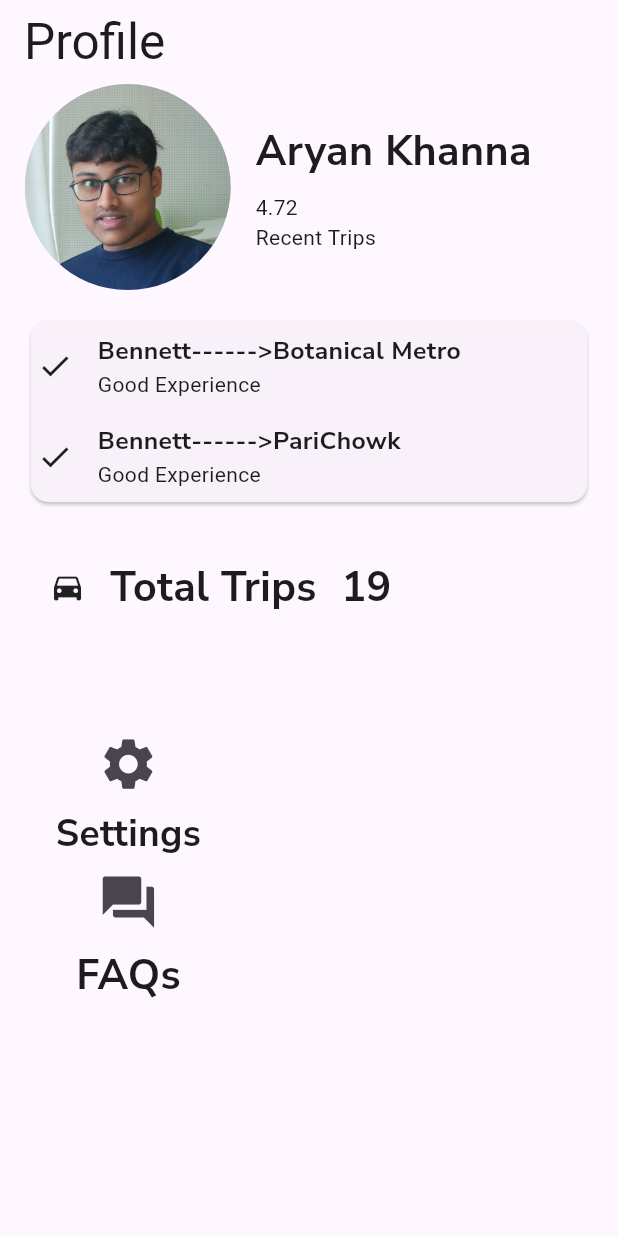
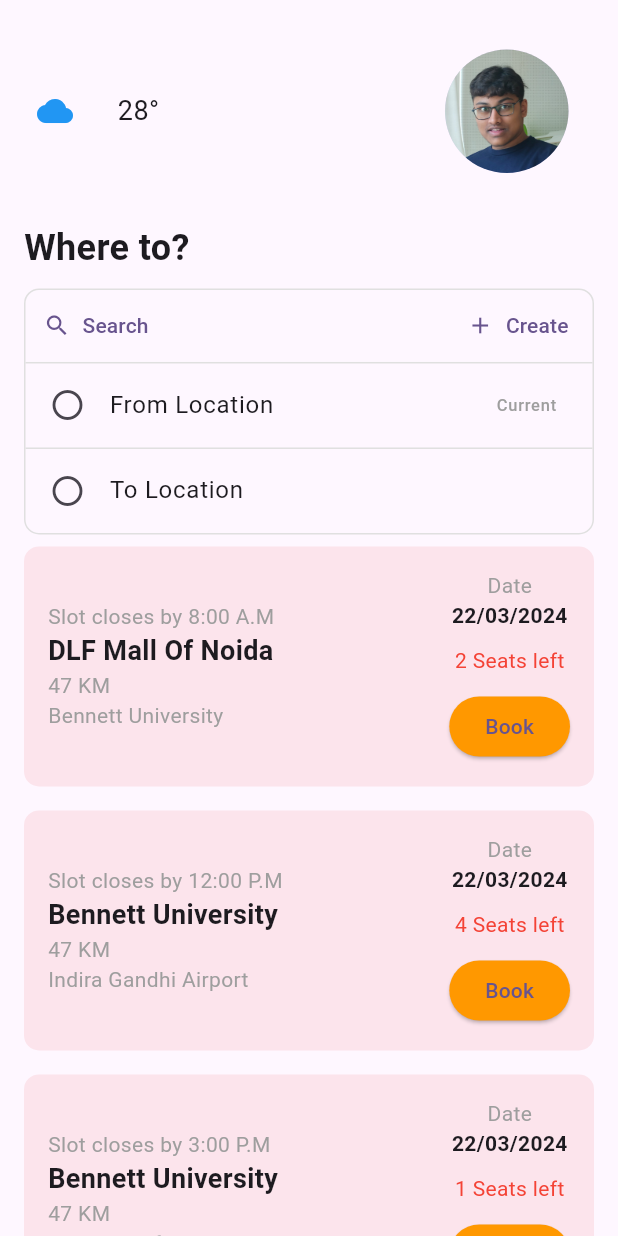
Before and after one commit to Mayank4352/uniryde, a Flutter app: the screen it shows after launch, on a phone screen of 412 x 824 dp. Run offline on Flutter 3.47's test engine with Material 3 defaults, Android fonts, the phone set to English and light mode, and no system bars; our stand-ins replace get, google_fonts, sizer.

Commit message:
feat: Added basic home page

```diff
--- /dev/null
+++ b/lib/homepage/background.dart
@@ -0,0 +1,24 @@
+import 'package:flutter/material.dart';
+import 'package:sizer/sizer.dart';
+
+class BackgroundWidget extends StatelessWidget {
+  const BackgroundWidget({super.key});
+
+  @override
+  Widget build(BuildContext context) {
+    return Container(
+      height: 30.h,
+      decoration: BoxDecoration(
+          gradient: const LinearGradient(
+              begin: Alignment.bottomCenter,
+              end: Alignment.topCenter,
+              colors: [
+                Color.fromARGB(255, 253, 14, 66),
+                Color.fromARGB(255, 195, 15, 48)
+              ]),
+          borderRadius: BorderRadius.only(
+              bottomLeft: Radius.circular(10.h),
+              bottomRight: Radius.circular(10.h))),
+    );
+  }
+}
--- /dev/null
+++ b/lib/homepage/home.dart
@@ -0,0 +1,174 @@
+import 'package:flutter/material.dart';
+import 'package:sizer/sizer.dart';
+import 'package:uniryde/homepage/background.dart';
+
+class HomePage extends StatelessWidget {
+  @override
+  Widget build(BuildContext context) {
+    return Scaffold(
+      body: LayoutBuilder(builder: (context, constraints) {
+        return Column(
+          children: [
+            Row(
+              children: [
+                Padding(
+                  padding: EdgeInsets.all(3.h),
+                  child: Icon(Icons.cloud, color: Colors.blue),
+                ),
+                SizedBox(width: 5),
+                Text('28°', style: TextStyle(fontSize: 18)),
+                Spacer(),
+                Padding(
+                  padding: EdgeInsets.all(4.h),
+                  child: CircleAvatar(
+                    backgroundImage: AssetImage('assets/hottie.jpg'),
+                    radius: 5.h,
+                  ),
+                ),
+              ],
+            ),
+            Container(
+              padding: EdgeInsets.symmetric(horizontal: 16.0),
+              child: Column(
+                crossAxisAlignment: CrossAxisAlignment.start,
+                children: [
+                  Text('Where to?',
+                      style:
+                          TextStyle(fontSize: 24, fontWeight: FontWeight.bold)),
+                  SizedBox(height: 10),
+                  Container(
+                    decoration: BoxDecoration(
+                      borderRadius: BorderRadius.circular(10),
+                      border: Border.all(color: Colors.grey[300]!),
+                    ),
+                    child: Column(
+                      children: [
+                        Row(
+                          mainAxisAlignment: MainAxisAlignment.spaceBetween,
+                          children: [
+                            TextButton.icon(
+                              icon: Icon(Icons.search),
+                              label: Text('Search'),
+                              onPressed: () {},
+                            ),
+                            TextButton.icon(
+                              icon: Icon(Icons.add),
+                              label: Text('Create'),
+                              onPressed: () {},
+                            ),
+                          ],
+                        ),
+                        Divider(height: 1, color: Colors.grey[300]),
+                        ListTile(
+                          leading: Icon(Icons.radio_button_off),
+                          title: Text('From Location'),
+                          trailing: Text('Current',
+                              style: TextStyle(color: Colors.grey)),
+                        ),
+                        Divider(height: 1, color: Colors.grey[300]),
+                        ListTile(
+                          leading: Icon(Icons.radio_button_off),
+                          title: Text('To Location'),
+                        ),
+                      ],
+                    ),
+                  ),
+                ],
+              ),
+            ),
+            // BackgroundWidget(),
+            Builder(builder: (context) {
+              return BookingCard(
+                slotTime: '8:00 A.M',
+                locationFrom: 'DLF Mall Of Noida',
+                locationTo: 'Bennett University',
+                seatsLeft: 2,
+                date: '22/03/2024',
+                distance: 47,
+              );
+            }),
+            BookingCard(
+              slotTime: '12:00 P.M',
+              locationFrom: 'Bennett University',
+              locationTo: 'Indira Gandhi Airport',
+              seatsLeft: 4,
+              date: '22/03/2024',
+              distance: 47,
+            ),
+            BookingCard(
+              slotTime: '3:00 P.M',
+              locationFrom: 'Bennett University',
+              locationTo: 'DLF Mall Of Noida',
+              seatsLeft: 1,
+              date: '22/03/2024',
+              distance: 47,
+            ),
+          ],
+        );
+      }),
+    );
+  }
+}
+
+class BookingCard extends StatelessWidget {
+  final String slotTime;
+  final String locationFrom;
+  final String locationTo;
+  final int seatsLeft;
+  final String date;
+  final int distance;
+
+  BookingCard({
+    required this.slotTime,
+    required this.locationFrom,
+    required this.locationTo,
+    required this.seatsLeft,
+    required this.date,
+    required this.distance,
+  });
+
+  @override
+  Widget build(BuildContext context) {
+    return Container(
+      margin: EdgeInsets.symmetric(horizontal: 16.0, vertical: 8.0),
+      padding: EdgeInsets.all(16.0),
+      decoration: BoxDecoration(
+        color: Colors.pink[50],
+        borderRadius: BorderRadius.circular(10),
+      ),
+      child: Row(
+        children: [
+          Column(
+            crossAxisAlignment: CrossAxisAlignment.start,
+            children: [
+              Text('Slot closes by $slotTime',
+                  style: TextStyle(color: Colors.grey)),
+              Text(locationFrom,
+                  style: TextStyle(fontSize: 18, fontWeight: FontWeight.bold)),
+              Text('$distance KM', style: TextStyle(color: Colors.grey)),
+              Text(locationTo, style: TextStyle(color: Colors.grey)),
+            ],
+          ),
+          Spacer(),
+          Column(
+            children: [
+              Text('Date', style: TextStyle(color: Colors.grey)),
+              Text(date, style: TextStyle(fontWeight: FontWeight.bold)),
+              SizedBox(height: 10),
+              Text('$seatsLeft Seats left',
+                  style: TextStyle(color: Colors.red)),
+              SizedBox(height: 10),
+              ElevatedButton(
+                onPressed: () {},
+                child: Text('Book'),
+                style: ElevatedButton.styleFrom(
+                  backgroundColor: Colors.orange,
+                ),
+              ),
+            ],
+          ),
+        ],
+      ),
+    );
+  }
+}
--- a/lib/main.dart
+++ b/lib/main.dart
@@ -1,5 +1,6 @@
 import 'package:flutter/material.dart';
 import 'package:get/get_navigation/src/root/get_material_app.dart';
+import 'package:uniryde/homepage/home.dart';
 import 'package:uniryde/profile/profile.dart';
 import 'package:sizer/sizer.dart';
 
@@ -21,7 +22,7 @@ class MyApp extends StatelessWidget {
             colorScheme: ColorScheme.fromSeed(seedColor: Colors.deepPurple),
             useMaterial3: true,
           ),
-          home: const ProfilePage(),
+          home: HomePage(),
         );
       },
     );
```
Also changed, not shown: pubspec.lock.
